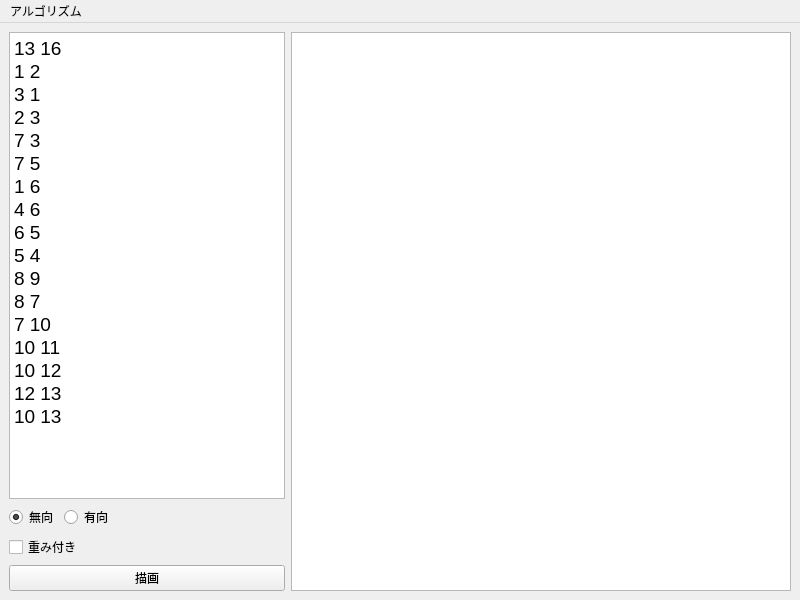
Qt form ui/mainwindow.ui (OUDON/GraphVisualizer) before a commit.
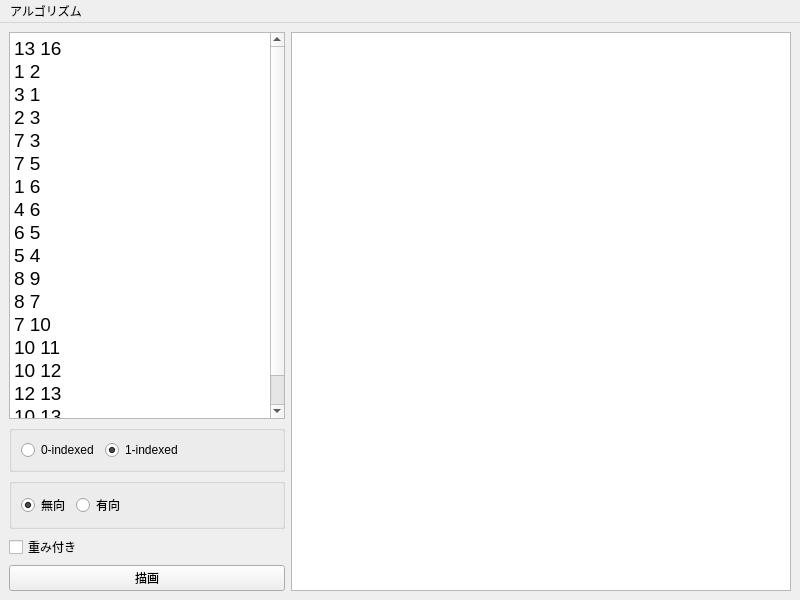
The same form after that commit.

Commit message: Add a option "0-indexed or 1-indexed"

The edit to the form file:
```diff
--- a/ui/mainwindow.ui
+++ b/ui/mainwindow.ui
@@ -49,6 +49,49 @@
        </widget>
       </item>
       <item>
+       <widget class="QGroupBox" name="group1">
+        <layout class="QHBoxLayout" name="horizontalLayout_3">
+         <item>
+          <widget class="QRadioButton" name="radiobtn_indexed_0">
+           <property name="text">
+            <string>0-indexed</string>
+           </property>
+           <attribute name="buttonGroup">
+            <string notr="true">btngroup_indexed</string>
+           </attribute>
+          </widget>
+         </item>
+         <item>
+          <widget class="QRadioButton" name="radiobtn_indexed_1">
+           <property name="text">
+            <string>1-indexed</string>
+           </property>
+           <property name="checked">
+            <bool>true</bool>
+           </property>
+           <attribute name="buttonGroup">
+            <string notr="true">btngroup_indexed</string>
+           </attribute>
+          </widget>
+         </item>
+         <item>
+          <spacer name="horizontalSpacer_2">
+           <property name="orientation">
+            <enum>Qt::Horizontal</enum>
+           </property>
+           <property name="sizeHint" stdset="0">
+            <size>
+             <width>40</width>
+             <height>20</height>
+            </size>
+           </property>
+          </spacer>
+         </item>
+        </layout>
+       </widget>
+      </item>
+      <item>
+       <widget class="QGroupBox" name="group2">
        <layout class="QHBoxLayout" name="horizontalLayout">
         <item>
          <widget class="QRadioButton" name="radiobtn_undirected">
@@ -81,6 +124,7 @@
          </spacer>
         </item>
        </layout>
+       </widget>
       </item>
       <item>
        <widget class="QCheckBox" name="checkbox_weighted">
```
Left out of the diff: 19 changed lines with no effect on the pictures. Lines whose indentation alone changed are shown as unchanged. The commit also changes 3 other files.
